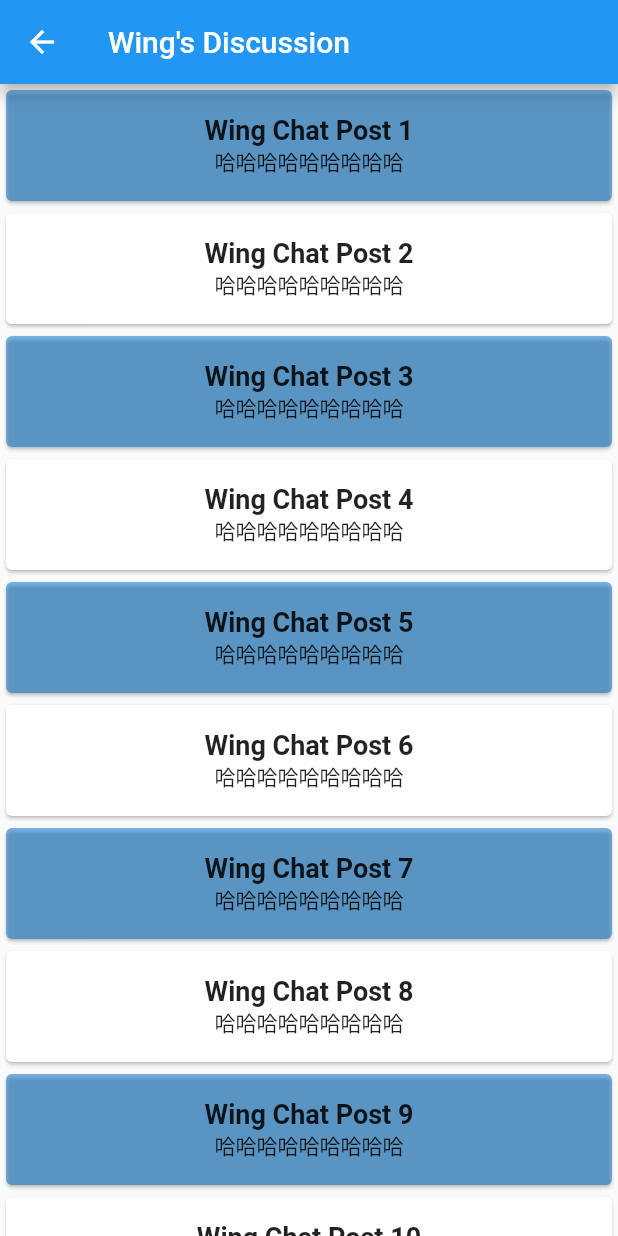
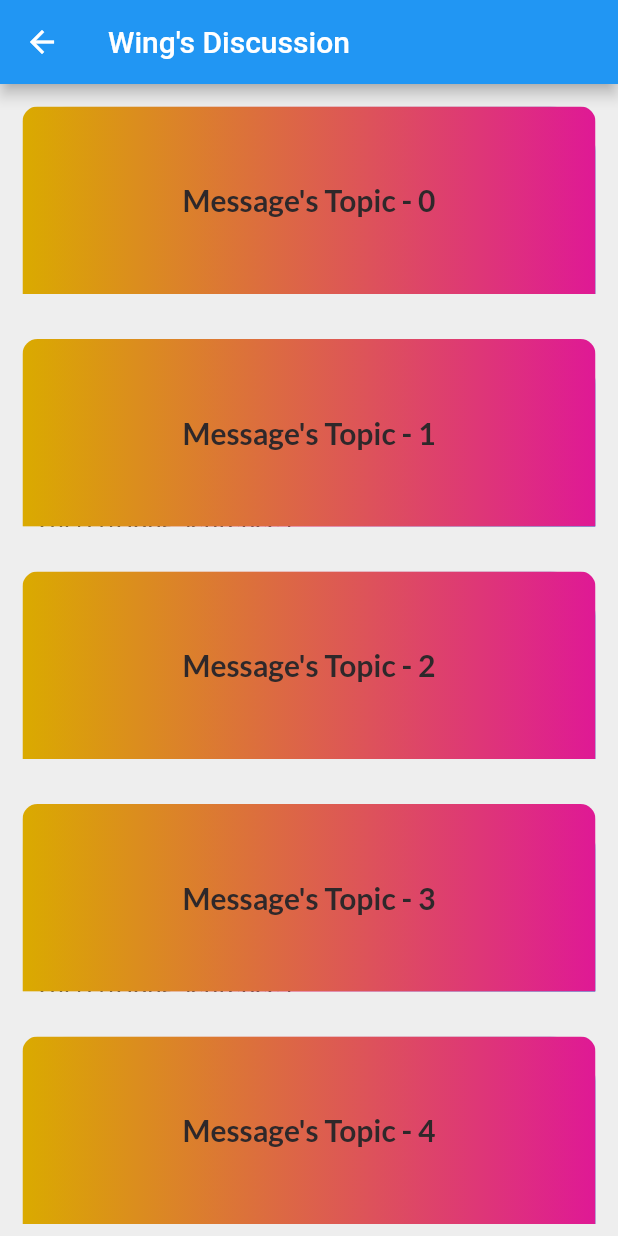
Before and after one commit to GeorgeYZJ/StCatApp_prototype, a Flutter app: the WindPage screen opened directly, on a phone screen of 412 x 824 dp. Run offline on Flutter 3.47's test engine with Material 2 defaults, Android fonts, the phone set to English and light mode, and no system bars; our stand-ins replace google_fonts; network calls fail; Roboto replaces fonts that are missing (Aldrich).

Commit message:
folding cell

```diff
--- a/lib/index.dart
+++ b/lib/home/index.dart
@@ -88,16 +88,31 @@ class _IndexPageState extends State<IndexPage> {
                     shrinkWrap: true,
                     physics: ClampingScrollPhysics(),
                     children: <Widget>[
-                      _ProductCard(myImageUrl[0], "Notification",
-                          "Things and Events You Should Know This Week"),
-                      _ProductCard(myImageUrl[1], "Make more friends",
-                          "Know More People In The College"),
-                      _ProductCard(myImageUrl[2], "Let\' Study",
-                          "Get To Know People Doing Same Units In The College"),
-                      _ProductCard(myImageUrl[3], "St Cat\'s Event",
-                          "Events Coming Up This Week"),
-                      _ProductCard(myImageUrl[4], "Today\'s Menu",
-                          "Best Dishes of The Day"),
+                      InkWell(
+                        onTap: () {},
+                        child: _ProductCard(myImageUrl[0], "Notification",
+                            "Things and Events You Should Know This Week"),
+                      ),
+                      InkWell(
+                        onTap: () {},
+                        child: _ProductCard(myImageUrl[1], "Make more friends",
+                            "Know More People In The College"),
+                      ),
+                      InkWell(
+                        onTap: () {},
+                        child: _ProductCard(myImageUrl[2], "Let\' Study",
+                            "Get To Know People Doing Same Units In The College"),
+                      ),
+                      InkWell(
+                        onTap: () {},
+                        child: _ProductCard(myImageUrl[3], "St Cat\'s Event",
+                            "Events Coming Up This Week"),
+                      ),
+                      InkWell(
+                        onTap: () {},
+                        child: _ProductCard(myImageUrl[4], "Today\'s Menu",
+                            "Best Dishes of The Day"),
+                      ),
                     ],
                   ),
                 ),
--- a/lib/login.dart
+++ b/lib/login/login.dart
@@ -1,5 +1,5 @@
 import 'package:flutter/material.dart';
-import './home_page.dart';
+import '../home/home_page.dart';
 
 class LoginPage extends StatefulWidget {
   static String tag = 'login-page';
--- a/lib/main.dart
+++ b/lib/main.dart
@@ -1,6 +1,5 @@
 import 'package:flutter/material.dart';
-import './home_page.dart';
-import './login.dart';
+import 'login/login.dart';
 
 void main() {
   runApp(MyApp());
--- a/lib/wind.dart
+++ /dev/null
@@ -1,39 +0,0 @@
-import 'package:flutter/material.dart';
-
-class WindPage extends StatefulWidget {
-  WindPage({Key key}) : super(key: key);
-
-  @override
-  _WindPageState createState() => _WindPageState();
-}
-
-class _WindPageState extends State<WindPage> {
-  @override
-  Widget build(BuildContext context) {
-    return Scaffold(
-      appBar: AppBar(
-        title: Text('Wing\'s Discussion'),
-      ),
-      body: ListView.builder(
-          itemCount: 100,
-          itemBuilder: (context, index) {
-            return Card(
-              color: index % 2 == 0 ? Color.fromRGBO(0, 114, 206, 0.5) : null,
-              child: Padding(
-                padding: const EdgeInsets.all(16.0),
-                child: Column(
-                  children: [
-                    Text(
-                      'Wing Chat Post ${index + 1}',
-                      style:
-                          TextStyle(fontSize: 18, fontWeight: FontWeight.bold),
-                    ),
-                    Text('哈哈哈哈哈哈哈哈哈'),
-                  ],
-                ),
-              ),
-            );
-          }),
-    );
-  }
-}
--- /dev/null
+++ b/lib/wing/foldcell.dart
@@ -0,0 +1,244 @@
+import 'dart:math';
+
+import 'package:flutter/material.dart';
+
+/// Folding Cell Widget
+class SimpleFoldingCell extends StatefulWidget {
+  SimpleFoldingCell(
+      {Key key,
+      @required this.frontWidget,
+      @required this.innerTopWidget,
+      @required this.innerBottomWidget,
+      this.cellSize = const Size(100.0, 100.0),
+      this.unfoldCell = false,
+      this.skipAnimation = false,
+      this.padding =
+          const EdgeInsets.only(left: 20, right: 20, bottom: 5, top: 10),
+      this.animationDuration = const Duration(milliseconds: 500),
+      this.borderRadius = 0.0,
+      this.onOpen,
+      this.onClose})
+      : assert(frontWidget != null),
+        assert(innerTopWidget != null),
+        assert(innerBottomWidget != null),
+        assert(cellSize != null),
+        assert(unfoldCell != null),
+        assert(skipAnimation != null),
+        assert(padding != null),
+        assert(animationDuration != null),
+        assert(borderRadius != null && borderRadius >= 0.0),
+        innerWidget = null,
+        super(key: key);
+
+  SimpleFoldingCell.create(
+      {Key key,
+      @required this.frontWidget,
+      @required this.innerWidget,
+      this.cellSize = const Size(100.0, 100.0),
+      this.unfoldCell = false,
+      this.skipAnimation = false,
+      this.padding =
+          const EdgeInsets.only(left: 20, right: 20, bottom: 5, top: 10),
+      this.animationDuration = const Duration(milliseconds: 500),
+      this.borderRadius = 0.0,
+      this.onOpen,
+      this.onClose})
+      : assert(frontWidget != null),
+        assert(innerWidget != null),
+        assert(cellSize != null),
+        assert(unfoldCell != null),
+        assert(skipAnimation != null),
+        assert(padding != null),
+        assert(animationDuration != null),
+        assert(borderRadius != null && borderRadius >= 0.0),
+        innerTopWidget = null,
+        innerBottomWidget = null,
+        super(key: key);
+
+  // Front widget in folded cell
+  final Widget frontWidget;
+
+  /// Top Widget in unfolded cell
+  final Widget innerTopWidget;
+
+  /// Bottom Widget in unfolded cell
+  final Widget innerBottomWidget;
+
+  /// Inner widget in unfolded cell
+  final Widget innerWidget;
+
+  /// Size of cell
+  final Size cellSize;
+
+  /// If true cell will be unfolded when created, if false cell will be folded when created
+  final bool unfoldCell;
+
+  /// If true cell will fold and unfold without animation, if false cell folding and unfolding will be animated
+  final bool skipAnimation;
+
+  /// Padding around cell
+  final EdgeInsetsGeometry padding;
+
+  /// Animation duration
+  final Duration animationDuration;
+
+  /// Rounded border radius
+  final double borderRadius;
+
+  /// Called when cell fold animations completes
+  final VoidCallback onOpen;
+
+  /// Called when cell unfold animations completes
+  final VoidCallback onClose;
+
+  @override
+  SimpleFoldingCellState createState() => SimpleFoldingCellState();
+}
+
+class SimpleFoldingCellState extends State<SimpleFoldingCell>
+    with SingleTickerProviderStateMixin {
+  bool _isExpanded = false;
+  AnimationController _animationController;
+
+  @override
+  void initState() {
+    super.initState();
+
+    _animationController =
+        AnimationController(vsync: this, duration: widget.animationDuration);
+    _animationController.addStatusListener((status) {
+      if (status == AnimationStatus.completed) {
+        if (widget.onOpen != null) widget.onOpen();
+      } else if (status == AnimationStatus.dismissed) {
+        if (widget.onClose != null) widget.onClose();
+      }
+    });
+
+    if (widget.unfoldCell) {
+      _animationController.value = 1;
+      _isExpanded = true;
+    }
+  }
+
+  @override
+  void dispose() {
+    _animationController?.dispose();
+    super.dispose();
+  }
+
+  @override
+  Widget build(BuildContext context) {
+    return AnimatedBuilder(
+        animation: _animationController,
+        builder: (context, child) {
+          final angle = _animationController.value * pi;
+          final cellWidth = widget.cellSize.width;
+          final cellHeight = widget.cellSize.height;
+
+          return Padding(
+            padding: widget.padding,
+            child: Container(
+              color: Colors.transparent,
+              width: cellWidth,
+              height: cellHeight + (cellHeight * _animationController.value),
+              child: Stack(
+                children: <Widget>[
+                  ClipRRect(
+                    borderRadius: BorderRadius.only(
+                        topLeft: Radius.circular(widget.borderRadius),
+                        topRight: Radius.circular(widget.borderRadius)),
+                    child: Container(
+                      width: cellWidth,
+                      height: cellHeight,
+                      child: widget.innerWidget != null
+                          ? OverflowBox(
+                              minHeight: cellHeight,
+                              maxHeight: cellHeight * 2,
+                              alignment: Alignment.topCenter,
+                              child: ClipRect(
+                                child: Align(
+                                  heightFactor: 0.5,
+                                  alignment: Alignment.topCenter,
+                                  child: widget.innerWidget,
+                                ),
+                              ),
+                            )
+                          : widget.innerTopWidget,
+                    ),
+                  ),
+                  Transform(
+                    alignment: Alignment.bottomCenter,
+                    transform: Matrix4.identity()
+                      ..setEntry(3, 2, 0.001)
+                      ..rotateX(angle),
+                    child: Transform(
+                      alignment: Alignment.center,
+                      transform: Matrix4.rotationX(pi),
+                      child: ClipRRect(
+                        borderRadius: BorderRadius.only(
+                            bottomLeft: Radius.circular(widget.borderRadius),
+                            bottomRight: Radius.circular(widget.borderRadius)),
+                        child: Container(
+                          width: cellWidth,
+                          height: cellHeight,
+                          child: widget.innerWidget != null
+                              ? OverflowBox(
+                                  minHeight: cellHeight,
+                                  maxHeight: cellHeight * 2,
+                                  alignment: Alignment.topCenter,
+                                  child: ClipRect(
+                                    child: Align(
+                                      heightFactor: 0.5,
+                                      alignment: Alignment.bottomCenter,
+                                      child: widget.innerWidget,
+                                    ),
+                                  ),
+                                )
+                              : widget.innerBottomWidget,
+                        ),
+                      ),
+                    ),
+                  ),
+                  Transform(
+                    alignment: Alignment.bottomCenter,
+                    transform: Matrix4.identity()
+                      ..setEntry(3, 2, 0.001)
+                      ..rotateX(angle),
+                    child: Opacity(
+                      opacity: angle >= 1.5708 ? 0.0 : 1.0,
+                      child: ClipRRect(
+                        borderRadius: BorderRadius.only(
+                            topLeft: Radius.circular(widget.borderRadius),
+                            topRight: Radius.circular(widget.borderRadius)),
+                        child: Container(
+                          width: angle >= 1.5708 ? 0.0 : cellWidth,
+                          height: angle >= 1.5708 ? 0.0 : cellHeight,
+                          child: widget.frontWidget,
+                        ),
+                      ),
+                    ),
+                  ),
+                ],
+              ),
+            ),
+          );
+        });
+  }
+
+  void toggleFold() {
+    if (_isExpanded) {
+      if (widget.skipAnimation) {
+        _animationController.value = 0;
+      } else {
+        _animationController.reverse();
+      }
+    } else {
+      if (widget.skipAnimation) {
+        _animationController.value = 1;
+      } else {
+        _animationController.forward();
+      }
+    }
+    _isExpanded = !_isExpanded;
+  }
+}
--- /dev/null
+++ b/lib/wing/wing.dart
@@ -0,0 +1,142 @@
+import 'package:flutter/material.dart';
+import './foldcell.dart';
+import 'package:google_fonts/google_fonts.dart';
+
+class WindPage extends StatefulWidget {
+  WindPage({Key key}) : super(key: key);
+
+  @override
+  _WindPageState createState() => _WindPageState();
+}
+
+class _WindPageState extends State<WindPage> {
+  @override
+  Widget build(BuildContext context) {
+    return Scaffold(
+      appBar: AppBar(
+        title: Text('Wing\'s Discussion'),
+      ),
+      body: Container(
+        color: Colors.grey.shade200,
+        child: ListView.builder(
+          itemCount: 10,
+          itemBuilder: (context, index) {
+            return SimpleFoldingCell.create(
+              frontWidget: _buildFrontWidget(index),
+              innerWidget: _buildInnerWidget(index),
+              cellSize: Size(MediaQuery.of(context).size.width, 125),
+              padding: EdgeInsets.all(15),
+              animationDuration: Duration(milliseconds: 300),
+              borderRadius: 10,
+              onOpen: () {},
+              onClose: () {},
+            );
+          },
+        ),
+      ),
+    );
+  }
+
+  Widget _buildFrontWidget(int index) {
+    return Builder(
+      builder: (BuildContext context) {
+        return InkWell(
+          onTap: () {
+            final foldingCellState =
+                context.findAncestorStateOfType<SimpleFoldingCellState>();
+            foldingCellState?.toggleFold();
+          },
+          child: Container(
+            decoration: BoxDecoration(
+              gradient: LinearGradient(
+                colors: [
+                  Color.fromRGBO(218, 170, 0, 1),
+                  Color.fromRGBO(223, 25, 149, 1),
+                ],
+                begin: Alignment.centerLeft,
+                end: Alignment.centerRight,
+              ),
+            ),
+            alignment: Alignment.center,
+            child: Stack(
+              children: <Widget>[
+                Align(
+                  alignment: Alignment.center,
+                  child: Text(
+                    "Message\'s Topic - $index",
+                    style: GoogleFonts.lato(
+                      color: Color(0xFF2e282a),
+                      fontSize: 20.0,
+                      fontWeight: FontWeight.bold,
+                    ),
+                  ),
+                ),
+              ],
+            ),
+          ),
+        );
+      },
+    );
+  }
+
+  Widget _buildInnerWidget(int index) {
+    return Builder(
+      builder: (context) {
+        return InkWell(
+          onTap: () {
+            final foldingCellState =
+                context.findAncestorStateOfType<SimpleFoldingCellState>();
+            foldingCellState?.toggleFold();
+          },
+          child: Container(
+            decoration: BoxDecoration(
+              gradient: LinearGradient(
+                colors: [
+                  Color.fromRGBO(218, 170, 0, 0.8).withOpacity(0.1),
+                  Color.fromRGBO(223, 25, 149, 0.8).withOpacity(0.4),
+                  Color.fromRGBO(0, 114, 206, 0.6),
+                ],
+                begin: Alignment.centerLeft,
+                end: Alignment.centerRight,
+              ),
+              borderRadius: BorderRadius.circular(30),
+            ),
+            padding: EdgeInsets.only(top: 10),
+            child: Stack(
+              children: [
+                Container(
+                  padding: EdgeInsets.only(left: 15, top: 5),
+                  child: Align(
+                    alignment: Alignment.topLeft,
+                    child: Text(
+                      "Message\'s Topic - $index",
+                      style: GoogleFonts.aldrich(
+                        color: Color(0xFF2e282a),
+                        fontSize: 20.0,
+                        fontWeight: FontWeight.bold,
+                      ),
+                    ),
+                  ),
+                ),
+                SizedBox(
+                  height: 15,
+                ),
+                Container(
+                  padding:
+                      EdgeInsets.only(left: 8, top: 40, right: 8, bottom: 8),
+                  child: Text(
+                    "      Message\'s DETAIL - $index This is a long sentences  This is a long sentences, This is a long sentences This is a long sentences This is a long sentences This is a long sentences",
+                    style: GoogleFonts.lato(
+                      color: Color(0xFF2e282a),
+                      fontSize: 17.0,
+                    ),
+                  ),
+                ),
+              ],
+            ),
+          ),
+        );
+      },
+    );
+  }
+}
--- a/pubspec.yaml
+++ b/pubspec.yaml
@@ -21,7 +21,7 @@ environment:
   sdk: ">=2.7.0 <3.0.0"
 
 dependencies:
-  google_fonts: ^0.2.0
+  google_fonts: ^1.1.0
   flutter:
     sdk: flutter
 
```
Also changed, not shown: lib/home/home_page.dart (renamed from lib/home_page.dart, +4 -4 lines), lib/group/group.dart (renamed from lib/group.dart), lib/more/more.dart (renamed from lib/more.dart), lib/setting/setting.dart (renamed from lib/setting.dart), pubspec.lock.
